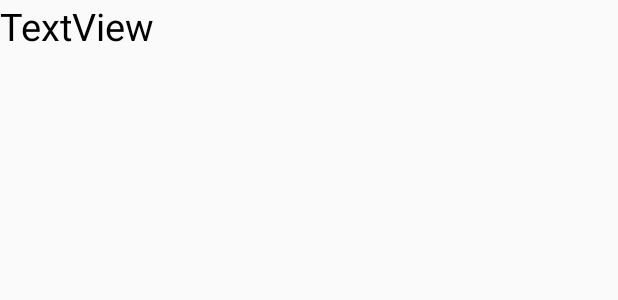
After one commit to Flow94100/ProjetPython, an Android app: the layout list_ville_item.xml on its own in the app's theme, with its tools: preview values and no code run, on a phone screen of 412 x 824 dp. The commit adds this screen. Shown: the top 300 px of the screen. Run offline under Robolectric (Android 15) with nearby library versions, the phone set to English and light mode, and no system bars.

Commit message:
Rajout du menu "drapeau" dans Accueil et liste des villes associées au Pays dans un dialog

```diff
--- a/app/src/main/res/layout/activity_login.xml
+++ b/app/src/main/res/layout/activity_login.xml
@@ -34,7 +34,7 @@
         android:textSize="20sp" />
 
     <TextView
-        android:text="Projet Python"
+        android:text="Intercultural Event Guide"
         android:layout_width="wrap_content"
         android:layout_height="wrap_content"
         android:layout_marginTop="28dp"
--- /dev/null
+++ b/app/src/main/res/layout/list_ville_item.xml
@@ -0,0 +1,13 @@
+<?xml version="1.0" encoding="utf-8"?>
+<LinearLayout xmlns:android="http://schemas.android.com/apk/res/android"
+    android:orientation="vertical" android:layout_width="match_parent"
+    android:layout_height="match_parent">
+
+    <TextView
+        android:text="TextView"
+        android:layout_width="match_parent"
+        android:layout_height="wrap_content"
+        android:id="@+id/txtItem"
+        android:textSize="25sp"
+        android:textColor="#000000"/>
+</LinearLayout>
```
Also changed, not shown: app/src/main/java/com/example/frozotte/projetpython/AccueilActivity.java (+16 -0 lines), app/src/main/java/com/example/frozotte/projetpython/LoginActivity.java (+0 -11 lines), app/src/main/java/com/example/frozotte/projetpython/controller/ConnectionServer.java (+99 -21 lines), app/src/main/java/com/example/frozotte/projetpython/métier/Ville.java (renamed from app/src/main/java/com/example/frozotte/projetpython/Ville.java, +11 -1 lines), app/src/main/res/layout/activity_accueil.xml (+4 -3 lines).
